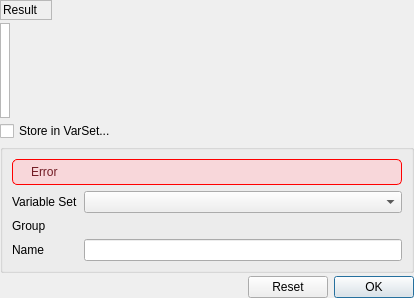
Qt form src/Gui/Dialogs/DlgExpressionInput.ui (southseact-3d/fcd) before a commit.
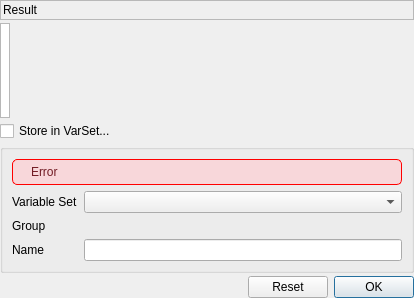
The same form after that commit. Custom widgets are drawn as their Qt base class.

Commit message: Core: Fix 'Result' message text not wrapped in Expression editor

What changed in the file:
```diff
--- a/src/Gui/Dialogs/DlgExpressionInput.ui
+++ b/src/Gui/Dialogs/DlgExpressionInput.ui
@@ -18,7 +18,7 @@
   </property>
   <property name="minimumSize">
    <size>
-    <width>300</width>
+    <width>350</width>
     <height>0</height>
    </size>
   </property>
@@ -48,7 +48,7 @@
        <item>
         <widget class="QFrame" name="ctrlArea">
          <property name="sizePolicy">
-          <sizepolicy hsizetype="Preferred" vsizetype="Fixed">
+          <sizepolicy hsizetype="Preferred" vsizetype="Minimum">
            <horstretch>0</horstretch>
            <verstretch>0</verstretch>
           </sizepolicy>
@@ -78,6 +78,12 @@
           </item>
           <item>
            <widget class="QLabel" name="msg">
+            <property name="sizePolicy">
+             <sizepolicy hsizetype="MinimumExpanding" vsizetype="Minimum">
+              <horstretch>0</horstretch>
+              <verstretch>0</verstretch>
+             </sizepolicy>
+            </property>
             <property name="palette">
              <palette>
               <active>
@@ -130,6 +136,9 @@
        <property name="orientation">
         <enum>Qt::Orientation::Horizontal</enum>
        </property>
+       <property name="sizeType">
+        <enum>QSizePolicy::Policy::Fixed</enum>
+       </property>
        <property name="sizeHint" stdset="0">
         <size>
          <width>0</width>
```
Left out of the diff: 8 changed lines with no effect on the pictures. The commit also changes 5 other files.
